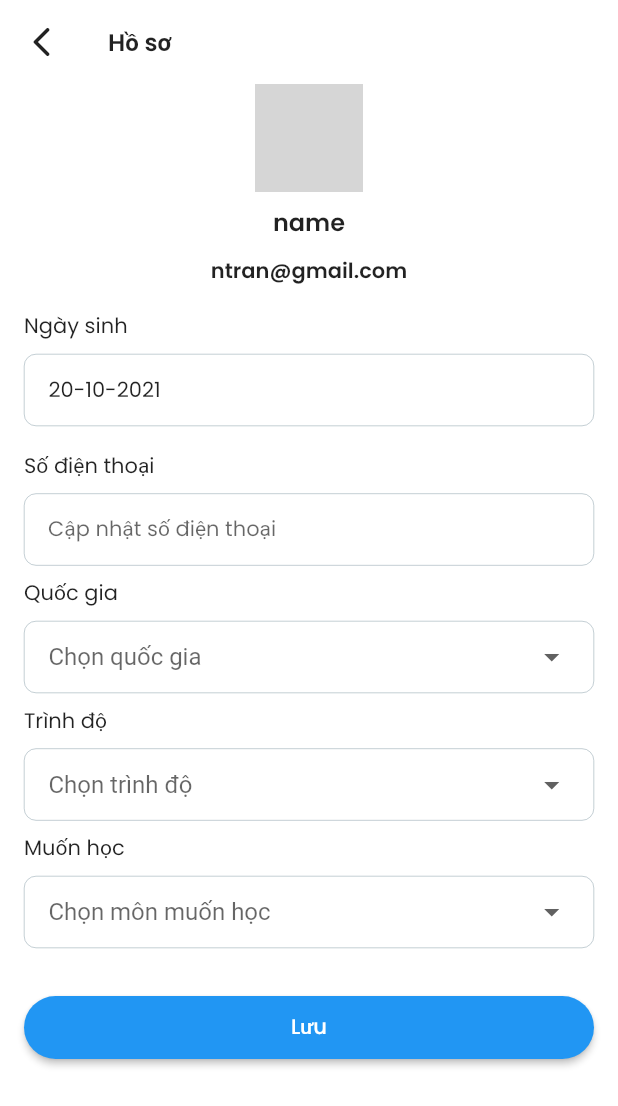
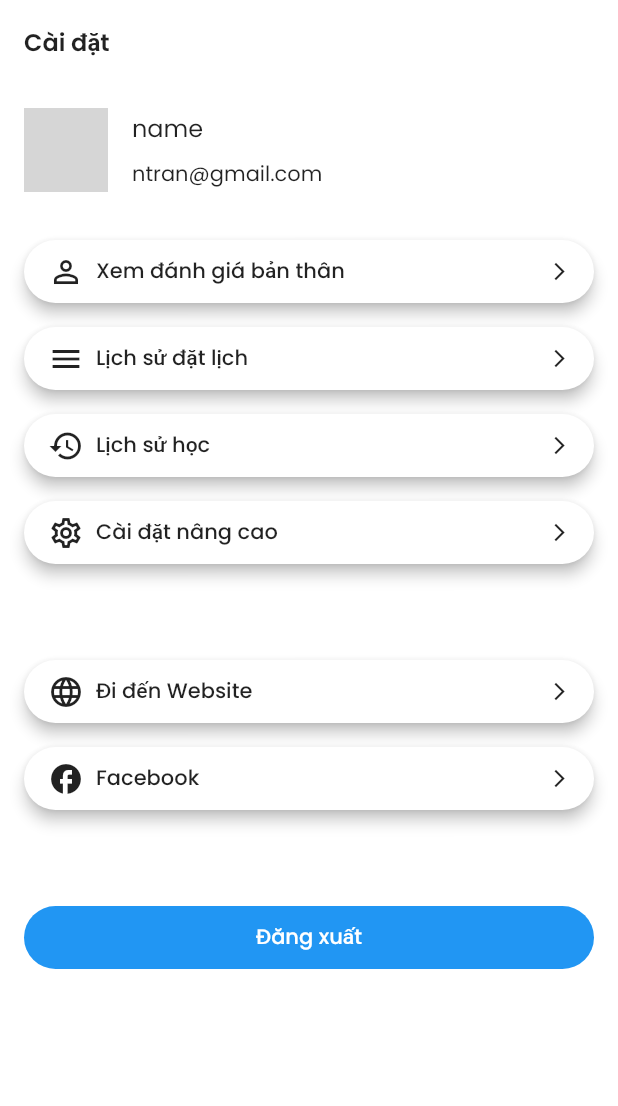
Before and after one commit to tranphunguyen98/one-on-on-learning, a Flutter app: the screen it shows after launch, on a phone screen of 412 x 824 dp. Shown: the top 1106 px of the screen. Run offline on Flutter 3.47's test engine with Material 2 defaults, Android fonts, the phone set to English and light mode, and no system bars; our stand-ins replace flutter_rating_bar, get; network calls fail; grey boxes are pictures that could not be loaded.

Commit message:
Create UI setting

```diff
--- a/lib/core/widgets/widget_core_app_bar.dart
+++ b/lib/core/widgets/widget_core_app_bar.dart
@@ -3,8 +3,9 @@ import 'package:flutter/material.dart';
 import '../colors.dart';
 import '../styles.dart';
 
-AppBar widgetCoreAppBar({String? title}) {
-  return AppBar(
+AppBar widgetCoreAppBar({String? title, bool hasBackIcon = true}) {
+  return hasBackIcon
+      ? AppBar(
           backgroundColor: kWhiteColor,
           elevation: 0,
           leading: Icon(
@@ -15,5 +16,13 @@ AppBar widgetCoreAppBar({String? title}) {
             title ?? '',
             style: kFontSemiboldBlack_16,
           ),
+        )
+      : AppBar(
+          backgroundColor: kWhiteColor,
+          elevation: 0,
+          title: Text(
+            title ?? '',
+            style: kFontSemiboldBlack_16,
+          ),
         );
 }
--- a/lib/core/widgets/widget_rounded_button.dart
+++ b/lib/core/widgets/widget_rounded_button.dart
@@ -3,7 +3,25 @@ import 'package:one_on_one_learning/core/core.dart';
 
 class WidgetRoundedButton extends StatelessWidget {
   final String text;
-  const WidgetRoundedButton({Key? key, required this.text}) : super(key: key);
+  final Color? backgroundColor;
+  final Color? textColor;
+  final Color? overlayColor;
+  final double? elevation;
+  final Alignment? alignment;
+  final IconData? leading;
+  final IconData? trailing;
+
+  const WidgetRoundedButton(
+      {Key? key,
+      required this.text,
+      this.backgroundColor,
+      this.elevation,
+      this.textColor,
+      this.overlayColor,
+      this.alignment,
+      this.leading,
+      this.trailing})
+      : super(key: key);
 
   @override
   Widget build(BuildContext context) {
@@ -17,11 +35,41 @@ class WidgetRoundedButton extends StatelessWidget {
               borderRadius: BorderRadius.circular(21.0),
             ),
           ),
+          elevation: MaterialStateProperty.all<double>(elevation ?? 0),
+          backgroundColor: MaterialStateProperty.all<Color>(
+            backgroundColor ?? kPrimaryColor,
+          ),
+          overlayColor: MaterialStateProperty.all<Color>(
+            overlayColor ?? kWhiteColor,
+          ),
+          alignment: alignment ?? Alignment.center,
         ),
         onPressed: () {},
-        child: Text(
-          text,
-          style: kFontMediumWhite_14,
+        child: Row(
+          mainAxisAlignment: MainAxisAlignment.center,
+          children: [
+            if (leading != null) ...[
+              Icon(
+                leading,
+                size: 24,
+                color: kBlackColor,
+              ),
+              SizedBox(width: 8),
+            ],
+            Text(
+              text,
+              style:
+                  kFontMediumWhite_14.copyWith(color: textColor ?? kWhiteColor),
+            ),
+            if (trailing != null) ...[
+              Spacer(),
+              Icon(
+                trailing,
+                size: 14,
+                color: kBlackColor,
+              ),
+            ],
+          ],
         ),
       ),
     );
--- /dev/null
+++ b/lib/features/setting/pages/setting_page.dart
@@ -0,0 +1,85 @@
+import 'package:flutter/material.dart';
+import 'package:one_on_one_learning/core/core.dart';
+import 'package:one_on_one_learning/core/widgets/widget_core_app_bar.dart';
+import 'package:one_on_one_learning/core/widgets/widget_rounded_button.dart';
+import 'package:one_on_one_learning/features/setting/widgets/widget_setting_button.dart';
+import 'package:one_on_one_learning/model/user.dart';
+
+class SettingPage extends StatelessWidget {
+  final UserModel userModel = UserModel.mock;
+  SettingPage({Key? key}) : super(key: key);
+
+  @override
+  Widget build(BuildContext context) {
+    return Scaffold(
+      appBar: widgetCoreAppBar(title: 'Cài đặt', hasBackIcon: false),
+      backgroundColor: Colors.white,
+      body: Padding(
+        padding: const EdgeInsets.all(16.0),
+        child: Column(
+          children: [
+            _widgetHeader(),
+            SizedBox(height: 32),
+            WidgetSettingButton(
+              text: 'Xem đánh giá bản thân',
+              leading: Icons.person_outline,
+            ),
+            SizedBox(height: 16),
+            WidgetSettingButton(
+              text: 'Lịch sử đặt lịch',
+              leading: Icons.menu,
+            ),
+            SizedBox(height: 16),
+            WidgetSettingButton(
+              text: 'Lịch sử học',
+              leading: Icons.history,
+            ),
+            SizedBox(height: 16),
+            WidgetSettingButton(
+              text: 'Cài đặt nâng cao',
+              leading: Icons.settings_outlined,
+            ),
+            SizedBox(height: 64),
+            WidgetSettingButton(
+              text: 'Đi đến Website',
+              leading: Icons.language,
+            ),
+            SizedBox(height: 16),
+            WidgetSettingButton(
+              text: 'Facebook',
+              leading: Icons.facebook_outlined,
+            ),
+            SizedBox(height: 64),
+            WidgetRoundedButton(text: 'Đăng xuất'),
+          ],
+        ),
+      ),
+    );
+  }
+
+  Row _widgetHeader() {
+    return Row(
+      children: [
+        CircleAvatar(
+          backgroundImage: NetworkImage(userModel.imageUrl ?? ''),
+          radius: 28,
+        ),
+        SizedBox(width: 16),
+        Column(
+          crossAxisAlignment: CrossAxisAlignment.start,
+          children: [
+            Text(
+              userModel.name,
+              style: kFontRegularDefault_16,
+            ),
+            SizedBox(height: 8),
+            Text(
+              userModel.email,
+              style: kFontRegularDefault_14,
+            ),
+          ],
+        )
+      ],
+    );
+  }
+}
--- /dev/null
+++ b/lib/features/setting/widgets/widget_setting_button.dart
@@ -0,0 +1,27 @@
+import 'package:flutter/material.dart';
+import 'package:one_on_one_learning/core/colors.dart';
+import 'package:one_on_one_learning/core/widgets/widget_rounded_button.dart';
+
+class WidgetSettingButton extends StatelessWidget {
+  final String text;
+  final IconData leading;
+  const WidgetSettingButton({
+    Key? key,
+    required this.text,
+    required this.leading,
+  }) : super(key: key);
+
+  @override
+  Widget build(BuildContext context) {
+    return WidgetRoundedButton(
+      text: text,
+      elevation: 4,
+      backgroundColor: kWhiteColor,
+      textColor: kBlackColor,
+      overlayColor: Colors.grey.shade200,
+      alignment: Alignment.centerLeft,
+      leading: leading,
+      trailing: Icons.arrow_forward_ios_outlined,
+    );
+  }
+}
--- a/lib/main.dart
+++ b/lib/main.dart
@@ -1,5 +1,6 @@
 import 'package:flutter/material.dart';
-import 'package:one_on_one_learning/features/profile/pages/profile_page.dart';
+
+import 'features/setting/pages/setting_page.dart';
 
 void main() {
   runApp(MyApp());
@@ -23,7 +24,7 @@ class MyApp extends StatelessWidget {
         // is not restarted.
         primarySwatch: Colors.blue,
       ),
-      home: ProfilePage(),
+      home: SettingPage(),
     );
   }
 }
```
Lines whose indentation alone changed are shown as unchanged.
